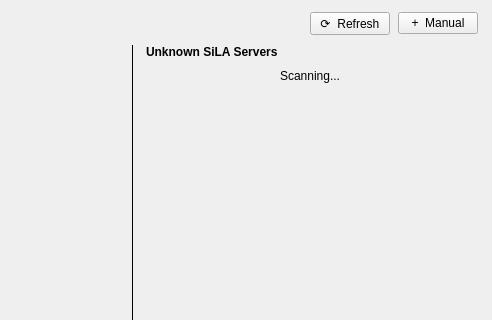
Above: software/frontend/src/rxn_bench_ui/core/ui/server_browser.ui from RxnRover/RxnBench before the change; both pictures show x 228 to 720 and y 0 to 320 of the 720 by 520 pixel window. Below: the same form after it.
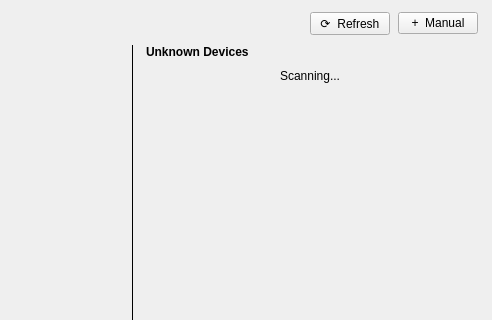
That is the form after the change.

```diff
--- a/software/frontend/src/rxn_bench_ui/core/ui/server_browser.ui
+++ b/software/frontend/src/rxn_bench_ui/core/ui/server_browser.ui
@@ -153,7 +153,7 @@
 
         <item>
          <widget class="QLabel" name="unknown_title_lbl">
-          <property name="text"><string>Unknown SiLA Servers</string></property>
+          <property name="text"><string>Unknown Devices</string></property>
           <property name="font">
            <font><pointsize>9</pointsize><bold>true</bold></font>
           </property>
```
Left out of the diff: 2 changed lines with no effect on the pictures.
